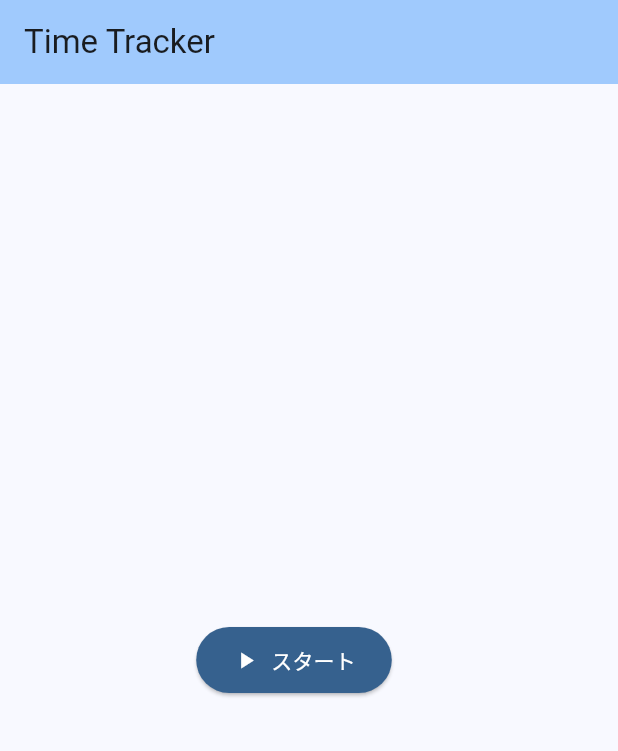
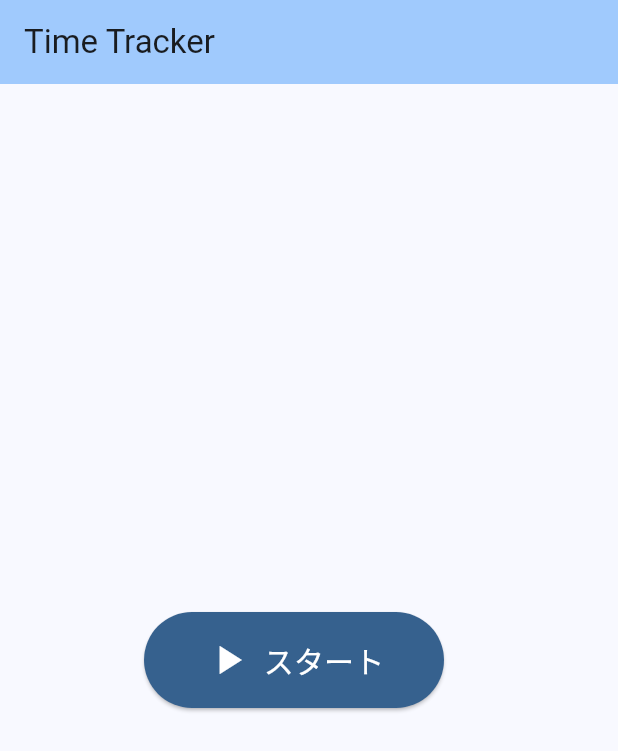
Before and after one commit to no2ca/time_tracker, a Flutter app: the screen it shows after launch, on a phone screen of 412 x 824 dp. Shown: the top 751 px of the screen. Run offline on Flutter 3.47's test engine with Material 3 defaults, Android fonts, the phone set to English and light mode, and no system bars.

Commit message:
update: スタートボタンを大きくした

```diff
--- a/lib/main.dart
+++ b/lib/main.dart
@@ -49,14 +49,15 @@
                   onPressed: () {
                     Navigator.push(context, MaterialPageRoute(builder: (context) => const TimerScreen()));
                   },
-                  icon: Icon(Icons.play_arrow),
-                  label: Text('スタート'),
+                  icon: Icon(Icons.play_arrow, size: 32),
+                  label: Text('スタート', style: TextStyle(fontSize: 20)),
                   style: ElevatedButton.styleFrom(
                     backgroundColor: Theme.of(context).colorScheme.primary,
                     foregroundColor: Colors.white,
-                    padding: const EdgeInsets.symmetric(horizontal: 24, vertical: 12),
+                    padding: const EdgeInsets.symmetric(horizontal: 32, vertical: 16),
+                    minimumSize: const Size(200, 60),
                   ),
-              ),
+                ),
                 const SizedBox(width: 20),
               ],
             ),
```
